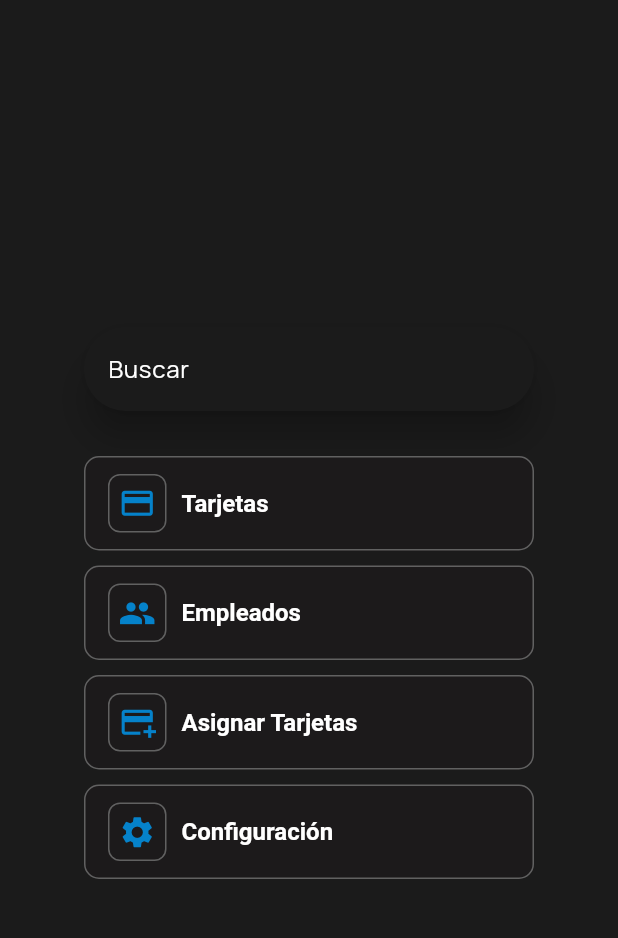
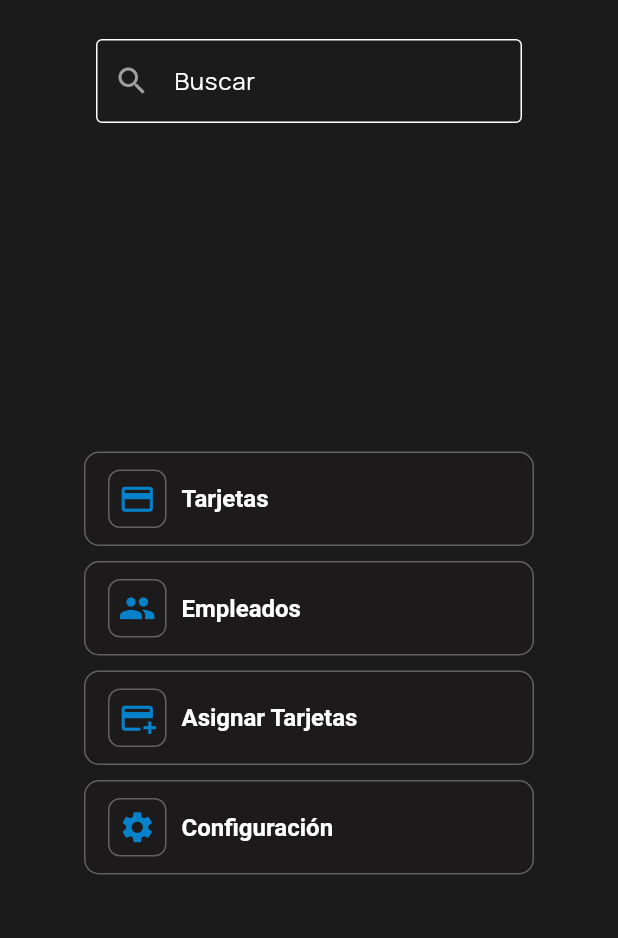
Before and after one commit to 3k0C/rovitApp, a Flutter app: the HomeScreen screen opened directly, on a phone screen of 412 x 824 dp, the part 57-995 px from its top. Run offline on Flutter 3.47's test engine with Material 3 defaults, Android fonts, the phone set to English and light mode, and no system bars; our stand-ins replace google_fonts; missing offline and left inert: simple_barcode_scanner; accounts and stored records are empty; network calls fail.

Commit message:
Cambios realizados para Merge forzado

```diff
--- a/lib/main.dart
+++ b/lib/main.dart
@@ -103,8 +103,9 @@ Widget build(BuildContext context) {
                     TextFormField(
                       controller: _emailController,
                       decoration: const InputDecoration(
-                        labelText: "Correo electrónico",
-                        border: OutlineInputBorder(),
+                      labelText: "Correo electrónico",
+                      border: OutlineInputBorder(),
+                      suffixIcon: Icon(Icons.email),
                       ),
                       keyboardType: TextInputType.emailAddress,
                       validator: (value) {
@@ -123,6 +124,7 @@ Widget build(BuildContext context) {
                       decoration: const InputDecoration(
                         labelText: "Contraseña",
                         border: OutlineInputBorder(),
+                        suffixIcon:Icon(Icons.lock),
                       ),
                       obscureText: true,
                       validator: (value) {
--- /dev/null
+++ b/lib/models/drawer_item.dart
@@ -0,0 +1,13 @@
+import 'package:flutter/material.dart';
+
+class DrawerItem {
+  final String title;
+  final IconData icon;
+  final Widget screen;
+
+  DrawerItem({
+    required this.title,
+    required this.icon,
+    required this.screen,
+  });
+}
--- a/lib/screens/home.dart
+++ b/lib/screens/home.dart
@@ -3,6 +3,7 @@ import 'package:rovit/screens/company/company_assign_cards.dart';
 import 'package:rovit/screens/company/company_cards.dart';
 import 'package:rovit/screens/company/company_config.dart';
 import 'package:rovit/screens/company/company_employees.dart';
+import 'package:rovit/widgets/home/company_searchbar_home.dart';
 import 'package:rovit/widgets/rovit_scaffold.dart';
 import 'package:rovit/widgets/home/company_button_home.dart';
 
@@ -18,40 +19,74 @@ class HomeScreen extends StatelessWidget {
       child: IntrinsicWidth(
         child: SizedBox(
           width: 300,
+          child: Stack(
+            children: [
+              // Botones principales
+              Padding(
+                padding: const EdgeInsets.only(top: 80), // Deja espacio para la barra de búsqueda
                 child: Column(
                   crossAxisAlignment: CrossAxisAlignment.stretch,
                   mainAxisAlignment: MainAxisAlignment.center,
                   children: [
-            SearchBar(
-              controller: TextEditingController(),
-              hintText: "Buscar",
-              elevation: WidgetStatePropertyAll(10),
-              onChanged: (value) {
-              },
-            ),
-            const SizedBox(height: 30),
-            CompanyButtonHome(
+                    Row(
+                      children: [
+                        Expanded(
+                          child: CompanyButtonHome(
                             screen: const CompanyCardsScreen(),
                             label: "Tarjetas",
                             icon: Icons.credit_card,
                           ),
+                        ),
+                      ],
+                    ),
                     const SizedBox(height: 10),
-            CompanyButtonHome(
+                    Row(
+                      children: [
+                        Expanded(
+                          child: CompanyButtonHome(
                             screen: CompanyEmployeesScreen(),
                             label: "Empleados",
                             icon: Icons.people,
                           ),
+                        ),
+                      ],
+                    ),
                     const SizedBox(height: 10),
-            CompanyButtonHome(
+                    Row(
+                      children: [
+                        Expanded(
+                          child: CompanyButtonHome(
                             screen: const CompanyAssignCardsScreen(),
                             label: "Asignar Tarjetas",
                             icon: Icons.add_card,
                           ),
+                        ),
+                      ],
+                    ),
                     const SizedBox(height: 10),
-            CompanyButtonHome(
+                    Row(
+                      children: [
+                        Expanded(
+                          child: CompanyButtonHome(
                             screen: const CompanyConfigurationScreen(),
                             label: "Configuración",
                             icon: Icons.settings,
+                          ),
+                        ),
+                      ],
+                    ),
+                  ],
+                ),
+              ),
+              // Barra de búsqueda
+              Positioned(
+                height: 300, //Altura del lista de búsqueda
+                top: 0,
+                left: 0,
+                right: 0,
+                child: CompanySearchBarHome(
+                  hintText: "Buscar",
+                ),
               ),
             ],
           ),
--- /dev/null
+++ b/lib/widgets/home/company_searchbar_home.dart
@@ -0,0 +1,156 @@
+import 'dart:async';
+import 'package:flutter/material.dart';
+import 'package:rovit/screens/company/company_employees.dart';
+import 'package:rovit/screens/company/company_cards.dart';
+
+class CompanySearchBarHome extends StatefulWidget {
+  final String hintText;
+
+  const CompanySearchBarHome({
+    super.key,
+    required this.hintText,
+  });
+
+  @override
+  _CompanySearchBarHomeState createState() => _CompanySearchBarHomeState();
+}
+
+class _CompanySearchBarHomeState extends State<CompanySearchBarHome> {
+  final TextEditingController _searchController = TextEditingController();
+  final Map<String, Widget> _allItems = {
+    "Empleados": CompanyEmployeesScreen(),
+    "Tarjetas": const CompanyCardsScreen(),
+    "Armen": const CompanyCardsScreen(),
+  };
+  List<String> _filteredItems = [];
+  bool _showClearIcon = false;
+  Timer? _debounce;
+
+  @override
+  void initState() {
+    super.initState();
+    _filteredItems = [];
+  }
+
+  @override
+  void dispose() {
+    _searchController.dispose();
+    _debounce?.cancel();
+    super.dispose();
+  }
+
+  void _onSearchChanged(String query) {
+    if (_debounce?.isActive ?? false) _debounce!.cancel();
+    _debounce = Timer(const Duration(milliseconds: 300), () {
+      _filterItems(query);
+    });
+  }
+
+  void _filterItems(String query) {
+    final shouldShowClearIcon = query.isNotEmpty;
+    final filteredResults = query.length >= 2
+        ? _allItems.keys
+            .where((item) => item.toLowerCase().contains(query.trim().toLowerCase()))
+            .toList()
+        : [];
+
+    // Solo actualiza el estado si hay cambios
+    if (_showClearIcon != shouldShowClearIcon || _filteredItems != filteredResults) {
+      setState(() {
+        _showClearIcon = shouldShowClearIcon;
+        _filteredItems = filteredResults as List<String>;
+      });
+    }
+  }
+
+  void _clearSearch() {
+    setState(() {
+      _searchController.clear();
+      _filteredItems = [];
+      _showClearIcon = false;
+    });
+  }
+
+  @override
+  Widget build(BuildContext context) {
+    return Stack(
+      children: [
+        Column(
+          children: [
+            Padding(
+              padding: const EdgeInsets.all(8.0),
+              child: TextField(
+                controller: _searchController,
+                decoration: InputDecoration(
+                  hintText: widget.hintText,
+                  border: const OutlineInputBorder(),
+                  prefixIcon: const Icon(Icons.search, color: Colors.grey),
+                  suffixIcon: _showClearIcon
+                      ? IconButton(
+                          icon: const Icon(Icons.close, color: Colors.grey),
+                          onPressed: _clearSearch,
+                        )
+                      : null,
+                ),
+                onChanged: _onSearchChanged,
+                onTapOutside: (event) {
+                  FocusScope.of(context).unfocus(); // Cierra el teclado al tocar fuera
+                },
+              ),
+            ),
+          ],
+        ),
+        if (_filteredItems.isNotEmpty)
+          Positioned(
+            top: 70,
+            left: 8,
+            right: 8,
+            child: Material(
+              elevation: 5,
+              borderRadius: BorderRadius.circular(8),
+              child: Container(
+                constraints: const BoxConstraints(maxHeight: 200),
+                decoration: BoxDecoration(
+                  color: Colors.white,
+                  borderRadius: BorderRadius.circular(8),
+                ),
+                child: ListView.builder(
+                  shrinkWrap: true,
+                  itemCount: _filteredItems.length,
+                  itemBuilder: (context, index) {
+                    final item = _filteredItems[index];
+                    return ListTile(
+                      title: Text(
+                        item,
+                        style: const TextStyle(color: Colors.black),
+                      ),
+                      onTap: () {
+                        _onItemSelected(item);
+                      },
+                    );
+                  },
+                ),
+              ),
+            ),
+          ),
+      ],
+    );
+  }
+
+  void _onItemSelected(String selectedItem) {
+    setState(() {
+      _searchController.text = selectedItem;
+      _filteredItems.clear();
+      _showClearIcon = true;
+    });
+    print("Elemento seleccionado: $selectedItem");
+
+    final selectedScreen = _allItems[selectedItem];
+    if (selectedScreen != null) {
+      Navigator.push(
+        context,
+        MaterialPageRoute(builder: (context) => selectedScreen),
+      );
+    }
+  }
+}
```
Also changed, not shown: lib/models/company_employee_model.dart (+20 -34 lines), lib/models/user_model.dart (+43 -2 lines), lib/screens/company/company_create_employee.dart (+51 -23 lines), lib/screens/company/company_employees.dart (+18 -14 lines), lib/widgets/navigation_drawer.dart (added, +73 -0 lines), lib/widgets/rovit_scaffold.dart (+12 -102 lines). Lines whose indentation alone changed are shown as unchanged.
